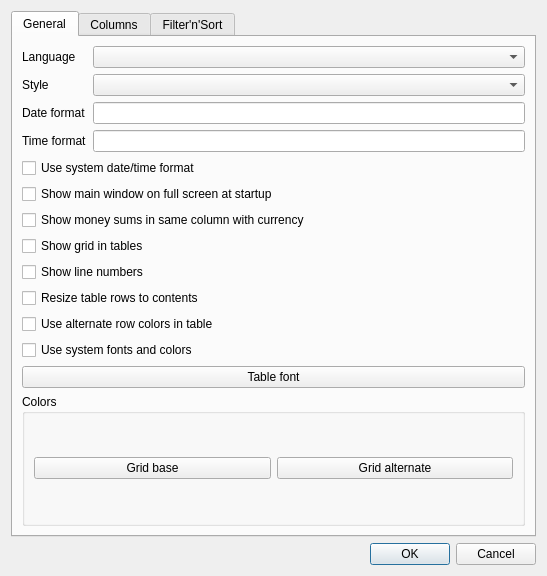
Old version of the form app/settingsdialog.ui in the repository DarkHobbit/homewallet.
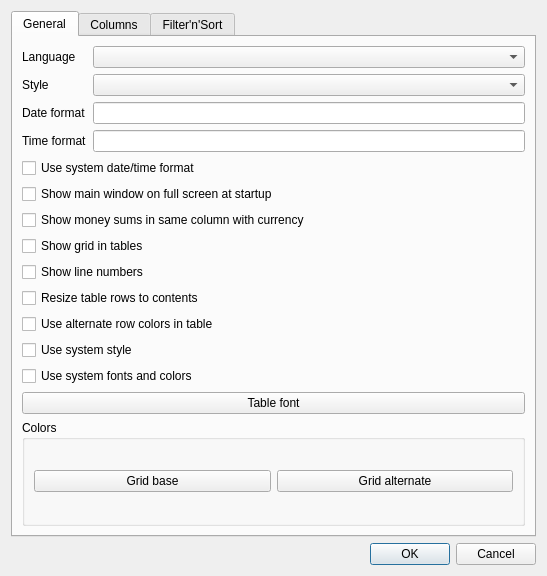
New version of the form.

Commit message: Settings: Use system style option

What changed in the file:
```diff
--- a/app/settingsdialog.ui
+++ b/app/settingsdialog.ui
@@ -118,6 +118,13 @@
          </property>
         </widget>
        </item>
+       <item>
+        <widget class="QCheckBox" name="cbUseSystemStyle">
+         <property name="text">
+          <string>Use system style</string>
+         </property>
+        </widget>
+       </item>
        <item>
         <widget class="QCheckBox" name="cbUseSystemFontsAndColors">
          <property name="text">
```
The commit also changes 7 other files.
